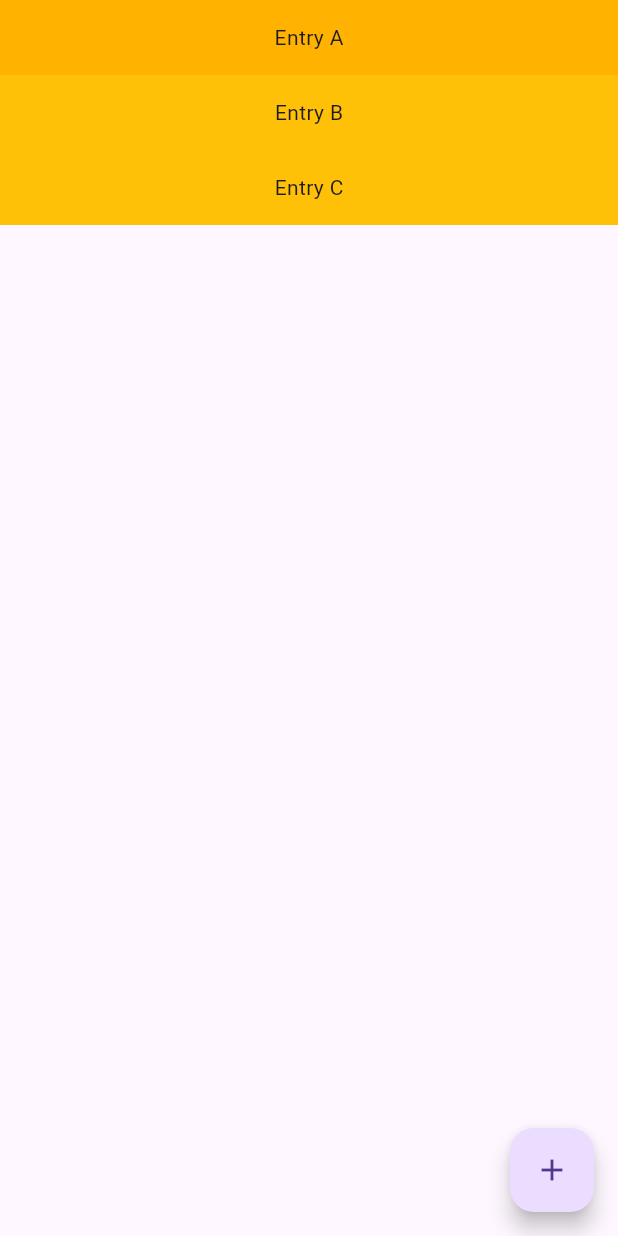
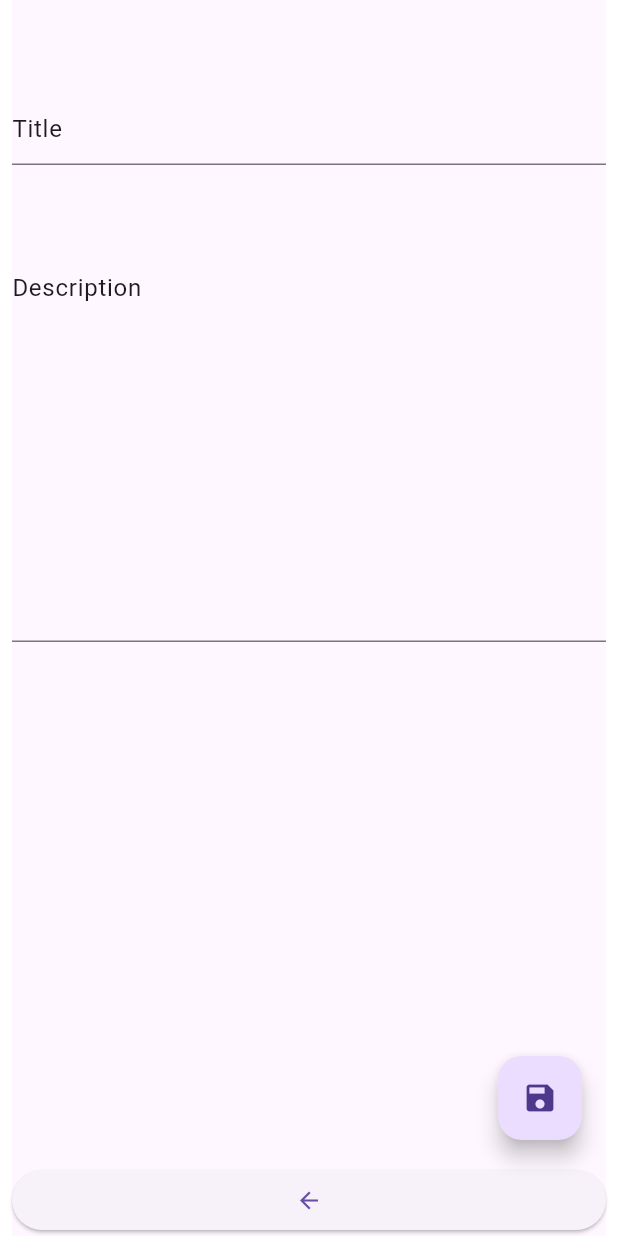
Before and after one commit to dsw54167/flutter-notes, a Flutter app: the TasksView screen opened directly, after a tap on the "add" icon, on a phone screen of 412 x 824 dp. Run offline on Flutter 3.47's test engine with Material 3 defaults, Android fonts, the phone set to English and light mode, and no system bars.

Commit message:
add view and related navigation

```diff
--- /dev/null
+++ b/lib/views/add_view.dart
@@ -0,0 +1,63 @@
+import 'package:dsw54167/views/tasks/tasks_view.dart';
+import 'package:flutter/material.dart';
+
+class AddView extends StatefulWidget {
+  final String? _title;
+  final String? _description;
+
+  AddView(this._title, this._description, {super.key});
+
+  @override
+  State<StatefulWidget> createState() {
+    return _AddViewState(_title, _description);
+  }
+}
+
+class _AddViewState extends State<AddView> {
+  String? title;
+  String? desc;
+  _AddViewState(this.title, this.desc);
+
+  @override
+  Widget build(BuildContext context) {
+    // TODO: implement build
+    return SafeArea(
+        child: Padding(
+      padding: const EdgeInsets.symmetric(horizontal: 8.0),
+      child: Scaffold(
+        body: ListView(
+          children: [
+            const SizedBox(height: 62),
+            TextFormField(
+              initialValue: title ?? "Title",
+              onChanged: (value) => setState(() {
+                this.title = value;
+              }),
+            ),
+            const SizedBox(height: 62),
+            TextFormField(
+              maxLines: 10,
+              initialValue: desc ?? "Description",
+              onChanged: (value) => setState(() {
+                this.desc = value;
+              }),
+            )
+          ],
+        ),
+        floatingActionButton: FloatingActionButton(
+          onPressed: () {
+            Navigator.push(context,
+                MaterialPageRoute(builder: (context) => const TasksView()));
+          },
+          child: const Icon(Icons.save),
+        ),
+        bottomNavigationBar: ElevatedButton(
+            onPressed: () {
+              Navigator.push(context,
+                  MaterialPageRoute(builder: (context) => const TasksView()));
+            },
+            child: const Icon(Icons.arrow_back)),
+      ),
+    ));
+  }
+}
--- a/lib/views/login/login_view.dart
+++ b/lib/views/login/login_view.dart
@@ -38,7 +38,7 @@ class _LoginViewState extends State<LoginView> {
                     initialValue: "Email or User Name",
                     prefixIcon: MyImages.user,
                     validator: (value) {
-                      return "user@gmail.com" == value ? null : 'Invalid email';
+                      return "user" == value ? null : 'Invalid email';
                     },
                   ),
                   const SizedBox(height: 40),
@@ -47,7 +47,7 @@ class _LoginViewState extends State<LoginView> {
                     prefixIcon: MyImages.padlock,
                     suffixIcon: MyImages.eye,
                     validator: (value) {
-                      return "password" == value ? null : 'Invalid password';
+                      return "pass" == value ? null : 'Invalid password';
                     },
                     maskInput: true,
                   ),
--- a/lib/views/tasks/tasks_view.dart
+++ b/lib/views/tasks/tasks_view.dart
@@ -1,3 +1,5 @@
+import 'package:dsw54167/views/add_view.dart';
+import 'package:dsw54167/views/login/login_view.dart';
 import 'package:flutter/material.dart';
 
 class TasksView extends StatelessWidget {
@@ -9,16 +11,9 @@ class TasksView extends StatelessWidget {
         child: Scaffold(
           body: ListView(
             children: <Widget>[
-          Container(
-            height: 50,
-            color: Colors.amber[600],
-            child: const Center(child: Text('Entry A')),
-          ),
-          Container(
-            height: 50,
-            color: Colors.amber[500],
-            child: const Center(child: Text('Entry B')),
-          ),
+              _clickableContainer(context, "mecz", "wtorek 19:00"),
+              _clickableContainer(context, "zakupy", "sobota więc do lidla do lida"),
+              _clickableContainer(context, "basen", "niedziela 8:00"),
               Container(
                 height: 50,
                 color: Colors.amber[500],
@@ -27,9 +22,38 @@ class TasksView extends StatelessWidget {
             ],
           ),
           floatingActionButton: FloatingActionButton(
-        onPressed: () {},
+            onPressed: () {
+              Navigator.push(
+                  context,
+                  MaterialPageRoute(
+                      builder: (context) =>  AddView(null, null)));
+            },
             child: const Icon(Icons.add),
           ),
+          bottomNavigationBar: ElevatedButton(
+              onPressed: () {
+                Navigator.push(context,
+                    MaterialPageRoute(builder: (context) => const LoginView()));
+              },
+              child: const Icon(Icons.logout)),
         ));
   }
 }
+
+Widget _clickableContainer(BuildContext context, String title, String desc) {
+  return  InkWell(
+    child: Container(
+      height: 50,
+      color: Colors.amber[600],
+      child: Text(
+        title
+      ),
+    ),
+    onTap: () => {
+      Navigator.push(
+          context,
+          MaterialPageRoute(
+              builder: (context) =>  AddView(title, desc)))
+    },
+  );
+}
--- a/lib/views/widgets/basic_text_form_field.dart
+++ b/lib/views/widgets/basic_text_form_field.dart
@@ -3,7 +3,7 @@ import 'package:flutter/material.dart';
 
 class BasicTextFormField extends StatelessWidget {
   final String initialValue;
-  final String prefixIcon;
+  final String? prefixIcon;
   final String? suffixIcon;
   final FormFieldValidator? validator;
   final bool maskInput;
@@ -11,7 +11,7 @@ class BasicTextFormField extends StatelessWidget {
   const BasicTextFormField(
       {super.key,
       required this.initialValue,
-      required this.prefixIcon,
+      this.prefixIcon,
       this.suffixIcon,
       this.validator,
       this.maskInput = false});
@@ -28,7 +28,7 @@ class BasicTextFormField extends StatelessWidget {
               borderRadius: BorderRadius.circular(15.0),
               borderSide: BorderSide(
                   width: 2.0, color: MyColors.pink, style: BorderStyle.solid)),
-          prefixIcon: Image.asset(prefixIcon),
+          prefixIcon: prefixIcon != null ?  Image.asset(prefixIcon!) : null,
           suffixIcon: (suffixIcon != null ? Image.asset(suffixIcon!) : null),
 
         ));
```
Lines whose indentation alone changed are shown as unchanged.
